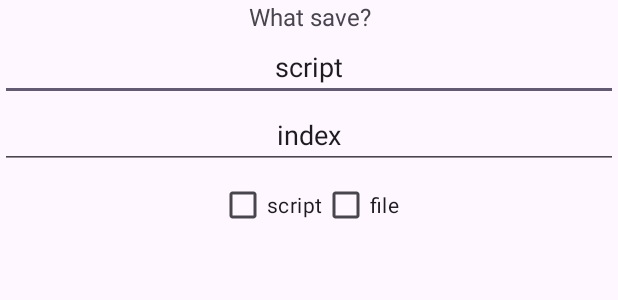
After one commit to vadhub/Testick, an Android app: the layout save_choose_dialog.xml on its own in the app's theme, with its tools: preview values and no code run, on a phone screen of 412 x 824 dp. The commit adds this screen. Shown: the top 300 px of the screen. Run offline under Robolectric (Android 15) with nearby library versions, the phone set to English and light mode, and no system bars.

Commit message:
save file

```diff
--- a/app/src/main/AndroidManifest.xml
+++ b/app/src/main/AndroidManifest.xml
@@ -7,7 +7,7 @@
         tools:ignore="ScopedStorage" />
     <uses-permission
         android:name="android.permission.WRITE_EXTERNAL_STORAGE"
-        tools:ignore="ScopedStorage" />
+        android:maxSdkVersion="28" />
     <uses-permission
         android:name="android.permission.READ_EXTERNAL_STORAGE"
         tools:ignore="ScopedStorage" />
--- a/app/src/main/java/com/vlg/testick/ui/QuestionFragment.java
+++ b/app/src/main/java/com/vlg/testick/ui/QuestionFragment.java
@@ -26,9 +26,7 @@ import com.vlg.testick.model.Script;
 import java.util.concurrent.ExecutorService;
 import java.util.concurrent.Executors;
 
-public class QuestionFragment extends BaseFragment {
-
-    private static final int STORAGE_PERMISSION_CODE = 100;
+public class QuestionFragment extends FileSaveFragment {
 
     @Nullable
     @Override
--- a/app/src/main/java/com/vlg/testick/ui/VariantDialog.java
+++ b/app/src/main/java/com/vlg/testick/ui/VariantDialog.java
@@ -25,12 +25,6 @@ public class VariantDialog extends DialogFragment {
 
     public interface VariantCreate {
         void create(Variant variant);
-    }
-
-    private String id;
-
-    public void setId(String id) {
-        this.id = id;
     }
 
     private VariantCreate variantCreate;
--- /dev/null
+++ b/app/src/main/res/layout/save_choose_dialog.xml
@@ -0,0 +1,46 @@
+<?xml version="1.0" encoding="utf-8"?>
+<LinearLayout xmlns:android="http://schemas.android.com/apk/res/android"
+    android:layout_width="match_parent"
+    android:layout_height="wrap_content"
+    android:orientation="vertical">
+    <TextView
+        android:text="What save?"
+        android:textSize="16sp"
+        android:gravity="center"
+        android:layout_width="match_parent"
+        android:layout_height="wrap_content"/>
+
+    <EditText
+        android:id="@+id/nameScript"
+        android:hint="script name"
+        android:text="script"
+        android:gravity="center"
+        android:layout_width="match_parent"
+        android:layout_height="wrap_content"/>
+
+    <EditText
+        android:id="@+id/nameFile"
+        android:hint="file name"
+        android:text="index"
+        android:gravity="center"
+        android:layout_width="match_parent"
+        android:layout_height="wrap_content"/>
+
+    <LinearLayout
+        android:gravity="center"
+        android:layout_width="match_parent"
+        android:layout_height="wrap_content">
+        <CheckBox
+            android:id="@+id/checkboxScript"
+            android:text="script"
+            android:layout_width="wrap_content"
+            android:layout_height="wrap_content"/>
+
+        <CheckBox
+            android:id="@+id/checkboxFile"
+            android:text="file"
+            android:layout_width="wrap_content"
+            android:layout_height="wrap_content"/>
+    </LinearLayout>
+
+</LinearLayout>
```
Also changed, not shown: app/src/main/java/com/vlg/testick/CacheFileManager.java (+9 -0 lines), app/src/main/java/com/vlg/testick/ui/EditorFragment.java (+23 -1 lines), app/src/main/java/com/vlg/testick/ui/FileSaveFragment.java (added, +203 -0 lines), app/src/main/java/com/vlg/testick/ui/SaveDialog.java (added, +56 -0 lines), app/src/main/res/layout/editor_fragment.xml (+18 -10 lines).
